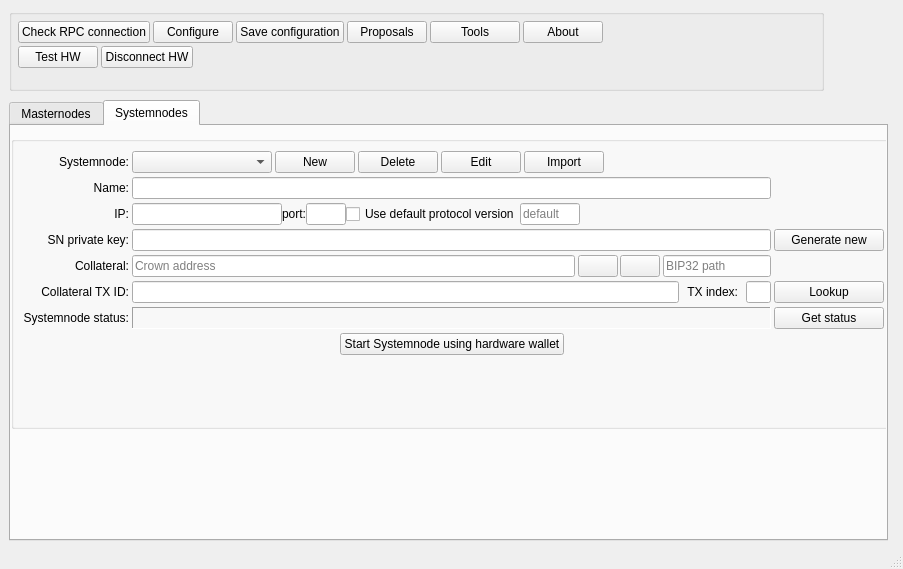
Above: src/ui/ui_main_dlg.ui from mygirl8893/crown-masternode-tool before the change. Below: the same form after it.
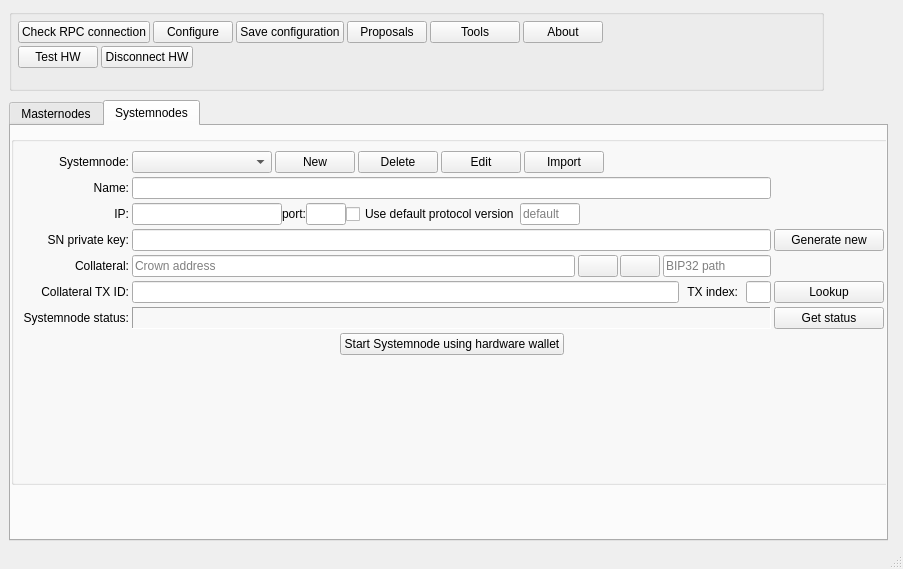
That is the form after the change. The open tabs and pages were chosen to show the change.

Commit message: Fix MN/SN status box (lack of) expansion.

Patch:
```diff
--- a/src/ui/ui_main_dlg.ui
+++ b/src/ui/ui_main_dlg.ui
@@ -1153,7 +1153,7 @@
           <x>0</x>
           <y>10</y>
           <width>885</width>
-          <height>293</height>
+          <height>349</height>
          </rect>
         </property>
         <property name="sizePolicy">
```
Left out of the diff: 4 changed lines with no effect on the pictures. The commit also changes 2 other files.
